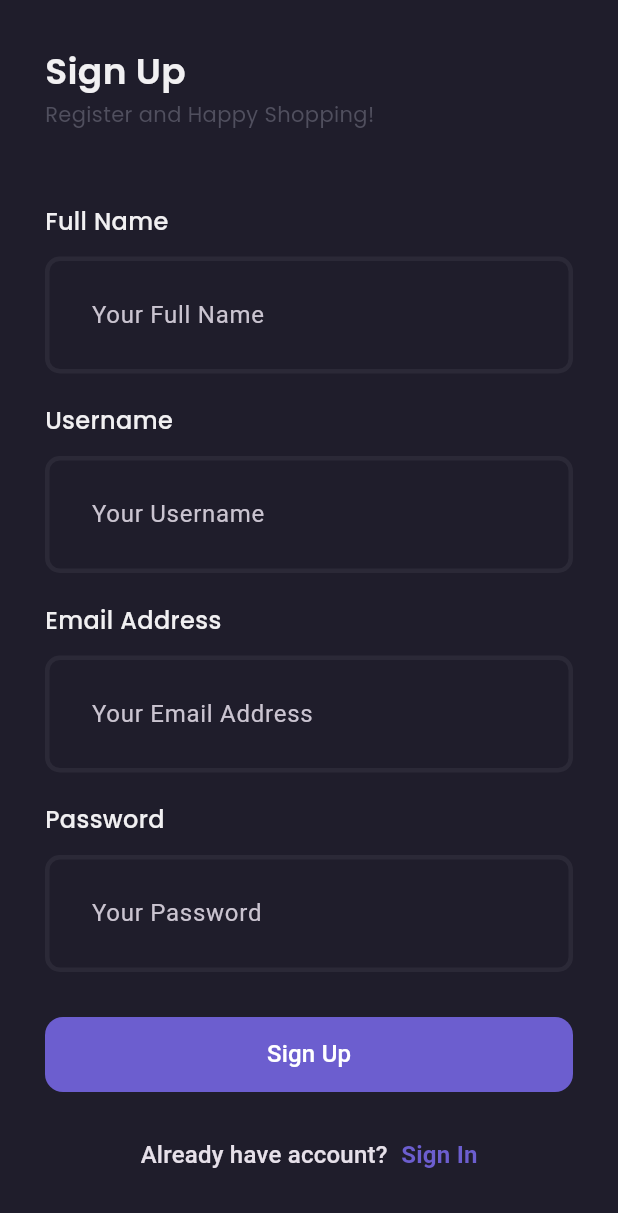
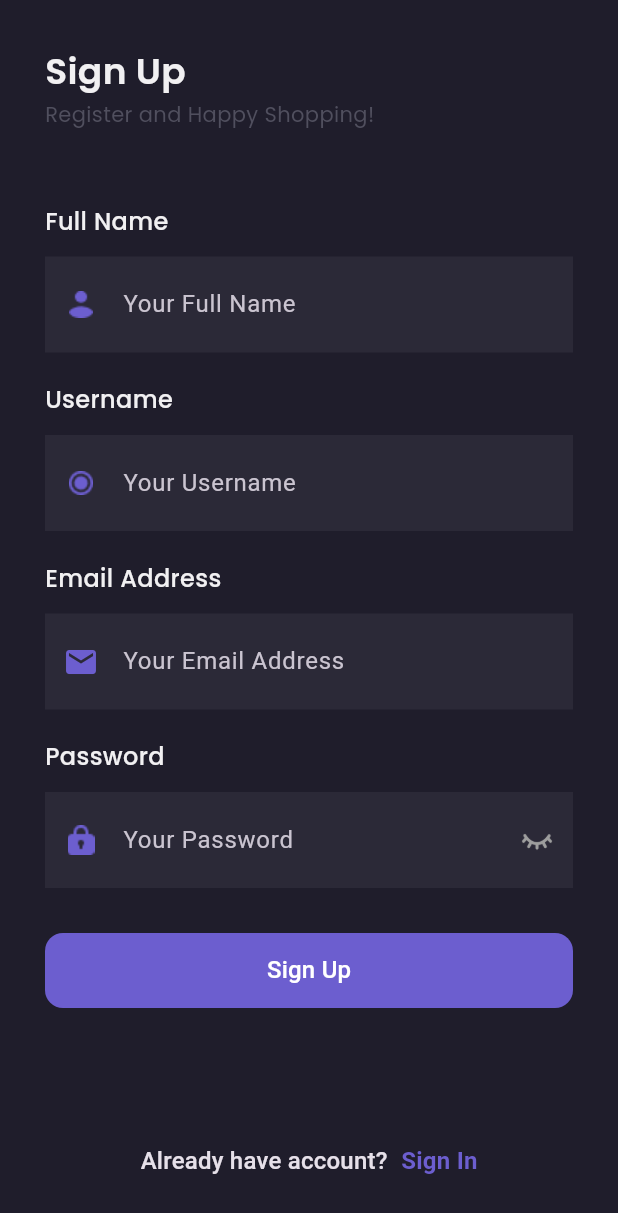
Before and after one commit to AbebAli0/Footwear-Fusion_Mobile, a Flutter app: the screen it shows after launch, on a phone screen of 412 x 824 dp. Shown: the top 1213 px of the screen. Run offline on Flutter 3.47's test engine with Material 3 defaults, Android fonts, the phone set to English and light mode, and no system bars; our stand-ins replace google_fonts.

Commit message:
fix(bug): register page

```diff
--- a/lib/core/theme/theme.dart
+++ b/lib/core/theme/theme.dart
@@ -5,13 +5,21 @@ class AppTheme {
   static bool isFocused = false;
   static _border([Color color = backgroundColor2]) => OutlineInputBorder(
         borderSide: BorderSide(color: color, width: 3),
-        borderRadius: BorderRadius.circular(10),
+        borderRadius: BorderRadius.circular(12),
+      );
+  static _borderError([Color color = alertColor]) => OutlineInputBorder(
+        borderSide: BorderSide(color: color, width: 3),
+        borderRadius: BorderRadius.circular(12),
       );
   static final darkMode = ThemeData.dark().copyWith(
-    appBarTheme: const AppBarTheme(backgroundColor: backgroundColor1),
+    appBarTheme: const AppBarTheme(backgroundColor: backgroundColor2),
     scaffoldBackgroundColor: backgroundColor1,
-    inputDecorationTheme:
-        InputDecorationTheme(errorBorder: _border(alertColor), focusedBorder: _border(primaryColor), enabledBorder: _border()),
+    inputDecorationTheme: InputDecorationTheme(
+        fillColor: backgroundColor2,
+        filled: true,
+        errorBorder: _borderError(),
+        focusedBorder: _border(primaryColor),
+        enabledBorder: InputBorder.none),
   );
 }
 
--- a/lib/presentation/auth/pages/sign_up_page.dart
+++ b/lib/presentation/auth/pages/sign_up_page.dart
@@ -18,6 +18,7 @@ class _SignUpPageState extends State<SignUpPage> {
   TextEditingController usernameController = TextEditingController();
   TextEditingController emailController = TextEditingController();
   TextEditingController passwordController = TextEditingController();
+  bool _obscureText = true;
 
   final formKey = GlobalKey<FormState>();
 
@@ -57,23 +58,39 @@ class _SignUpPageState extends State<SignUpPage> {
                   ),
                   const SizedBox(height: 30),
                   const PaddingAuth(child: HeaderAuthField(title: 'Full Name')),
-                  AuthField(controller: fullNameController, hint: 'Your Full Name'),
+                  AuthField(
+                      prefixIcon: Image.asset('assets/auth/full_name_auth.png'),
+                      controller: fullNameController,
+                      hint: 'Your Full Name'),
                   const PaddingAuth(child: HeaderAuthField(title: 'Username')),
-                  AuthField(controller: usernameController, hint: 'Your Username'),
+                  AuthField(
+                      prefixIcon: Image.asset('assets/auth/username_auth.png'),
+                      controller: usernameController,
+                      hint: 'Your Username'),
                   const PaddingAuth(child: HeaderAuthField(title: 'Email Address')),
                   AuthField(
+                    prefixIcon: const Icon(Icons.email, color: primaryColor),
                     controller: emailController,
                     hint: 'Your Email Address',
                     inputType: TextInputType.emailAddress,
                   ),
                   const PaddingAuth(child: HeaderAuthField(title: 'Password')),
                   AuthField(
-                    controller: passwordController,
-                    hint: 'Your Password',
-                    obscureText: true,
-                  ),
+                      prefixIcon: Image.asset('assets/icon_password.png', width: 18),
+                      controller: passwordController,
+                      hint: 'Your Password',
+                      obscureText: _obscureText,
+                      suffixIcon: IconButton(
+                        onPressed: () => setState(() => _obscureText = !_obscureText),
+                        icon: Image.asset(
+                          _obscureText ? 'assets/icon_eye_closed.png' : 'assets/icon_eye_open.png',
+                          width: 24,
+                          height: 24,
+                          color: Colors.grey,
+                        ),
+                      )),
                   Padding(
-                    padding: const EdgeInsets.symmetric(vertical: 30),
+                    padding: const EdgeInsets.only(top: 30, bottom: 90),
                     child: Container(
                       decoration: BoxDecoration(color: primaryColor, borderRadius: BorderRadius.circular(12)),
                       child: ElevatedButton(
--- /dev/null
+++ b/lib/presentation/auth/widget/auth_button_widget.dart
@@ -0,0 +1,21 @@
+import 'package:flutter/material.dart';
+
+class AuthButton extends StatelessWidget {
+  const AuthButton({super.key, required this.onTap, required this.text});
+  final void Function() onTap;
+  final String text;
+
+  @override
+  Widget build(BuildContext context) {
+    return ElevatedButton(
+        style: ElevatedButton.styleFrom(
+            backgroundColor: Colors.transparent,
+            shadowColor: Colors.transparent,
+            fixedSize: Size(MediaQuery.of(context).size.width, 50)),
+        onPressed: onTap,
+        child: Text(
+          text,
+          style: Theme.of(context).textTheme.titleMedium?.copyWith(color: Colors.white),
+        ));
+  }
+}
--- a/lib/presentation/auth/widget/auth_field_widget.dart
+++ b/lib/presentation/auth/widget/auth_field_widget.dart
@@ -1,11 +1,23 @@
 import 'package:flutter/material.dart';
+import 'package:shoes_store/core/theme/theme.dart';
 
 class AuthField extends StatelessWidget {
-  const AuthField({super.key, required this.controller, required this.hint, this.inputType, this.obscureText});
+  const AuthField(
+      {super.key,
+      required this.controller,
+      required this.hint,
+      this.inputType,
+      this.obscureText,
+      this.prefixIcon,
+      this.suffixIcon,
+      this.onTap});
   final TextEditingController controller;
   final String hint;
   final TextInputType? inputType;
   final bool? obscureText;
+  final Widget? suffixIcon;
+  final Widget? prefixIcon;
+  final void Function()? onTap;
   @override
   Widget build(BuildContext context) {
     return TextFormField(
@@ -13,7 +25,10 @@ class AuthField extends StatelessWidget {
       controller: controller,
       obscureText: obscureText ?? false,
       decoration: InputDecoration(
-        contentPadding: const EdgeInsets.all(27),
+        suffixIcon: suffixIcon,
+        prefixIcon: prefixIcon,
+        contentPadding: const EdgeInsets.all(20),
+        focusColor: Colors.transparent,
         hintText: hint,
       ),
       validator: (value) {
```
